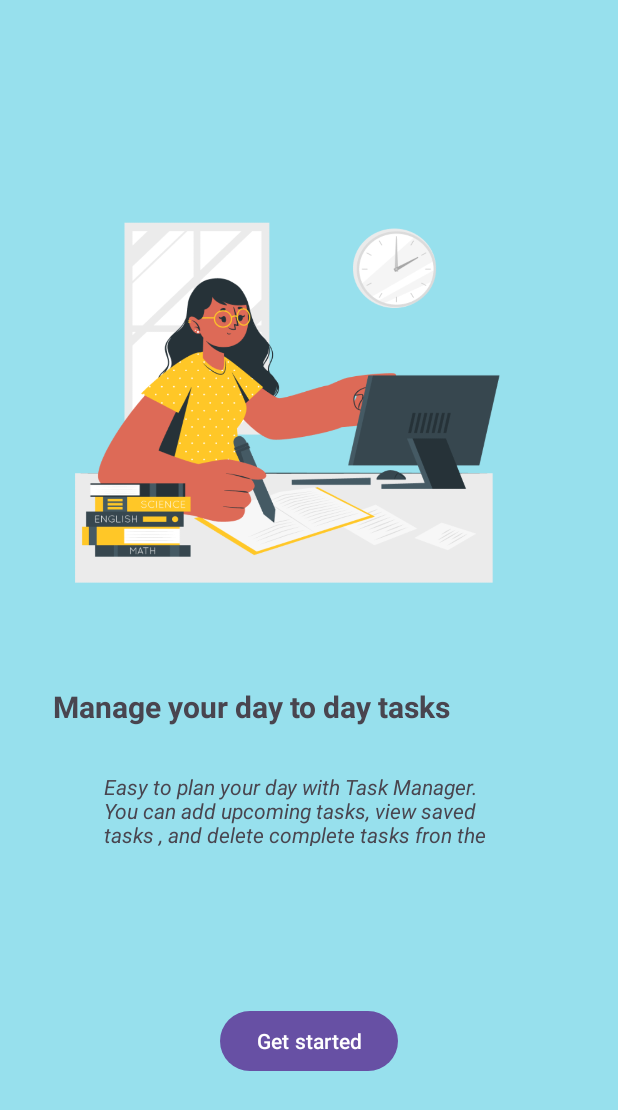
After one commit to KavindyaDolawatta/MAD-task-manager, an Android app: the layout onboard.xml on its own in the app's theme, with its tools: preview values and no code run, on a phone screen of 412 x 824 dp. The commit adds this screen. Shown: the top 1110 px of the screen. Run offline under Robolectric (Android 15) with nearby library versions, the phone set to English and light mode, and no system bars.

Commit message:
Modified some function

```diff
--- a/app/build.gradle.kts
+++ b/app/build.gradle.kts
@@ -1,6 +1,7 @@
 plugins {
     alias(libs.plugins.androidApplication)
     alias(libs.plugins.jetbrainsKotlinAndroid)
+    id("kotlin-kapt")
 
 
 }
@@ -35,6 +36,8 @@ android {
     kotlinOptions {
         jvmTarget = "17"
     }
+
+
 }
 
 dependencies {
@@ -44,8 +47,9 @@ dependencies {
     implementation(libs.material)
     implementation(libs.androidx.activity)
     implementation(libs.androidx.constraintlayout)
-    implementation(libs.androidx.room.common)
-    implementation(libs.androidx.room.ktx)
+    implementation("androidx.room:room-runtime:2.6.1")
+    implementation("androidx.room:room-ktx:2.6.1")
+    kapt("androidx.room:room-compiler:2.6.1")
 
 
     testImplementation(libs.junit)
--- a/app/src/main/java/com/example/taskmanager/MainActivity.kt
+++ b/app/src/main/java/com/example/taskmanager/MainActivity.kt
@@ -1,5 +1,6 @@
 package com.example.taskmanager
 
+import android.annotation.SuppressLint
 import android.os.Bundle
 import android.text.InputType
 import android.widget.Button
@@ -21,13 +22,15 @@ class MainActivity : AppCompatActivity() {
     private lateinit var adapter: ToDoAdapter
     private lateinit var viewModel: MainActivityData
 
+
     override fun onCreate(savedInstanceState: Bundle?) {
         super.onCreate(savedInstanceState)
         setContentView(R.layout.activity_main)
+
         val recyclerView:RecyclerView = findViewById(R.id.rvTodoList)
         val repository =TodoRepository(TodoDatabase.getInstance(this))
 
-        val viewModel = ViewModelProvider(this)[MainActivityData::class.java]
+         viewModel = ViewModelProvider(this)[MainActivityData::class.java]
 
 
         viewModel.data.observe(this){
@@ -62,7 +65,6 @@ class MainActivity : AppCompatActivity() {
 
 
         builder.setPositiveButton("OK") { dialog, which ->
-// Get the input text and display a Toast message
             val item = input.text.toString()
             CoroutineScope(Dispatchers.IO).launch {
                 repository.insert(ToDo(item))
--- a/app/src/main/java/com/example/taskmanager/ToDoAdapter.kt
+++ b/app/src/main/java/com/example/taskmanager/ToDoAdapter.kt
@@ -13,7 +13,8 @@ import kotlinx.coroutines.Dispatchers
 import kotlinx.coroutines.launch
 import kotlinx.coroutines.withContext
 
-class ToDoAdapter(items:List<ToDo>, repository: TodoRepository, viewModel:MainActivityData): RecyclerView.Adapter<ToDoViewHolder>() {
+class ToDoAdapter(items:List<ToDo>, repository: TodoRepository,
+                  viewModel:MainActivityData): RecyclerView.Adapter<ToDoViewHolder>() {
 
     var context: Context? = null
     val items = items
--- a/app/src/main/java/com/example/taskmanager/database/TodoDao.kt
+++ b/app/src/main/java/com/example/taskmanager/database/TodoDao.kt
@@ -16,6 +16,5 @@ interface TodoDao {
     @Query("SELECT * FROM ToDo")
     fun getAllTodoItems():List<ToDo>
 
-    @Query("SELECT * FROM ToDo WHERE id=id")
-    fun getOne(id:Int):ToDo
+
 }
--- a/app/src/main/java/com/example/taskmanager/database/TodoDatabase.kt
+++ b/app/src/main/java/com/example/taskmanager/database/TodoDatabase.kt
@@ -16,7 +16,7 @@ abstract class TodoDatabase:RoomDatabase() {
         fun getInstance(context: Context):TodoDatabase{
             synchronized(this){
                 return INSTANCE?: Room.databaseBuilder(
-                    context,
+                    context.applicationContext,
                     TodoDatabase::class.java,
                     "todo_db",
                 ).build().also {
--- a/app/src/main/res/layout/activity_main.xml
+++ b/app/src/main/res/layout/activity_main.xml
@@ -52,10 +52,11 @@
         android:layout_marginStart="16dp"
         android:layout_marginTop="24dp"
         android:layout_marginEnd="16dp"
-        android:layout_marginBottom="100dp"
+        android:layout_marginBottom="200dp"
         app:layout_constraintBottom_toTopOf="@+id/button2"
         app:layout_constraintEnd_toEndOf="parent"
         app:layout_constraintHorizontal_bias="0.5"
         app:layout_constraintStart_toStartOf="parent"
         app:layout_constraintTop_toBottomOf="@+id/btnAddItem" />
+
 </androidx.constraintlayout.widget.ConstraintLayout>
--- /dev/null
+++ b/app/src/main/res/layout/onboard.xml
@@ -0,0 +1,54 @@
+<?xml version="1.0" encoding="utf-8"?>
+<androidx.constraintlayout.widget.ConstraintLayout xmlns:android="http://schemas.android.com/apk/res/android"
+    xmlns:app="http://schemas.android.com/apk/res-auto"
+    android:background="#6800BCD4"
+    android:layout_width="match_parent"
+    android:layout_height="match_parent">
+
+
+    <ImageView
+        android:id="@+id/imageView3"
+        android:layout_width="283dp"
+        android:layout_height="335dp"
+        android:layout_marginStart="50dp"
+        android:layout_marginTop="90dp"
+        app:layout_constraintEnd_toEndOf="parent"
+        app:layout_constraintHorizontal_bias="0.0"
+        app:layout_constraintStart_toStartOf="parent"
+        app:layout_constraintTop_toTopOf="parent"
+        app:srcCompat="@drawable/img" />
+
+    <TextView
+        android:id="@+id/textView2"
+        android:layout_width="wrap_content"
+        android:layout_height="wrap_content"
+        android:layout_marginTop="32dp"
+        android:text="@string/write_about_your_day"
+        android:textSize="20sp"
+        android:textStyle="bold"
+        app:layout_constraintEnd_toEndOf="parent"
+        app:layout_constraintHorizontal_bias="0.241"
+        app:layout_constraintStart_toStartOf="parent"
+        app:layout_constraintTop_toBottomOf="@+id/imageView3" />
+
+    <TextView
+        android:id="@+id/textView10"
+        android:layout_width="274dp"
+        android:layout_height="49dp"
+        android:layout_marginTop="30dp"
+        android:text="@string/capture_and_reflect_on_the_highlights_of_your_day_with_ease_and_express_your_thoughts"
+        android:textStyle="italic"
+        app:layout_constraintEnd_toEndOf="parent"
+        app:layout_constraintStart_toStartOf="parent"
+        app:layout_constraintTop_toBottomOf="@+id/textView2" />
+
+    <Button
+        android:id="@+id/button2"
+        android:layout_width="wrap_content"
+        android:layout_height="wrap_content"
+        android:text="@string/button9"
+        app:layout_constraintBottom_toBottomOf="parent"
+        app:layout_constraintEnd_toEndOf="parent"
+        app:layout_constraintStart_toStartOf="parent"
+        app:layout_constraintTop_toBottomOf="@+id/textView10" />
+</androidx.constraintlayout.widget.ConstraintLayout>
--- a/app/src/main/res/layout/view_task.xml
+++ b/app/src/main/res/layout/view_task.xml
@@ -3,14 +3,17 @@
     xmlns:app="http://schemas.android.com/apk/res-auto"
     android:id="@+id/todo_row_item"
     android:layout_width="match_parent"
-    android:layout_height="48dp">
+    android:layout_height="48dp"
+    android:backgroundTint="#009587">
 
     <CheckBox
         android:id="@+id/cbTodo"
         android:layout_width="wrap_content"
         android:layout_height="wrap_content"
         android:layout_weight="8"
-        android:text="CheckBox" />
+        android:backgroundTint="#009688"
+        android:text="CheckBox"
+        android:textSize="16sp" />
 
     <ImageView
         android:id="@+id/ivDelete"
--- a/app/src/main/res/values/strings.xml
+++ b/app/src/main/res/values/strings.xml
@@ -3,4 +3,8 @@
     <string name="tvTitle">My Task List</string>
     <string name="btnAddItem">Add Task +</string>
     <string name="alertTitle">Enter new task toadd:</string>
+    <string name="write_about_your_day">Manage your day to day tasks</string>
+    <string name="capture_and_reflect_on_the_highlights_of_your_day_with_ease_and_express_your_thoughts">Easy to plan your day with Task Manager. You can add upcoming tasks, view saved tasks , and delete complete tasks fron the interface.\n</string>
+    <string name="button1">Get started</string>
+    <string name="button9">Get started</string>
 </resources>
```
Also changed, not shown: app/src/main/res/drawable/img.png (added).
